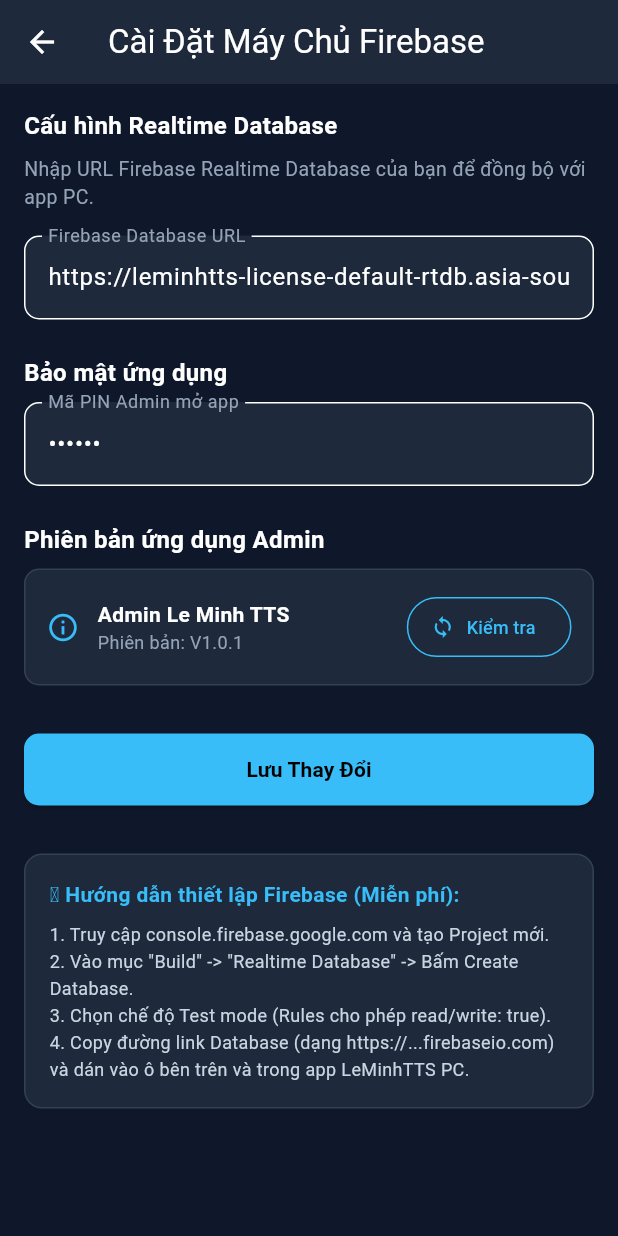
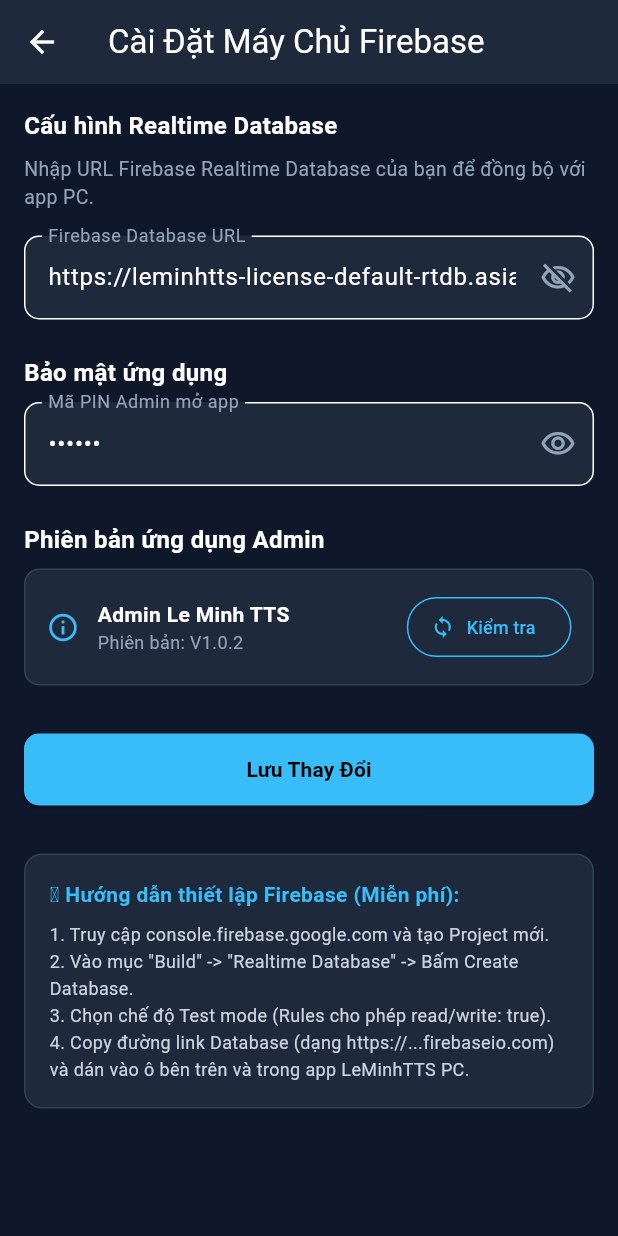
Before and after one commit to leminhvdm-app/LeMinhTTS-Admin, a Flutter app: the SettingsScreen screen opened directly, on a phone screen of 412 x 824 dp. Run offline on Flutter 3.47's test engine with Material 3 defaults, Android fonts, the phone set to English and light mode, and no system bars; our stand-ins replace shared_preferences; accounts and stored records are empty.

Commit message:
feat: add visibility toggle for Firebase URL and Admin PIN, bump version to 1.0.2+3

```diff
--- a/lib/screens/settings_screen.dart
+++ b/lib/screens/settings_screen.dart
@@ -16,6 +16,8 @@ class _SettingsScreenState extends State<SettingsScreen> {
   final _pinCtrl = TextEditingController();
   bool _isSaving = false;
   bool _isCheckingUpdate = false;
+  bool _obscureUrl = false;
+  bool _obscurePin = true;
 
   @override
   void initState() {
@@ -158,6 +160,7 @@ class _SettingsScreenState extends State<SettingsScreen> {
             const SizedBox(height: 16),
             TextField(
               controller: _urlCtrl,
+              obscureText: _obscureUrl,
               style: const TextStyle(color: Colors.white),
               decoration: InputDecoration(
                 labelText: 'Firebase Database URL',
@@ -167,6 +170,14 @@ class _SettingsScreenState extends State<SettingsScreen> {
                 filled: true,
                 fillColor: const Color(0xFF1E293B),
                 border: OutlineInputBorder(borderRadius: BorderRadius.circular(10)),
+                suffixIcon: IconButton(
+                  icon: Icon(
+                    _obscureUrl ? Icons.visibility_outlined : Icons.visibility_off_outlined,
+                    color: const Color(0xFF94A3B8),
+                  ),
+                  tooltip: _obscureUrl ? 'Hiện URL' : 'Ẩn URL',
+                  onPressed: () => setState(() => _obscureUrl = !_obscureUrl),
+                ),
               ),
             ),
             const SizedBox(height: 24),
@@ -178,7 +189,7 @@ class _SettingsScreenState extends State<SettingsScreen> {
             TextField(
               controller: _pinCtrl,
               keyboardType: TextInputType.number,
-              obscureText: true,
+              obscureText: _obscurePin,
               style: const TextStyle(color: Colors.white),
               decoration: InputDecoration(
                 labelText: 'Mã PIN Admin mở app',
@@ -186,6 +197,14 @@ class _SettingsScreenState extends State<SettingsScreen> {
                 filled: true,
                 fillColor: const Color(0xFF1E293B),
                 border: OutlineInputBorder(borderRadius: BorderRadius.circular(10)),
+                suffixIcon: IconButton(
+                  icon: Icon(
+                    _obscurePin ? Icons.visibility_outlined : Icons.visibility_off_outlined,
+                    color: const Color(0xFF94A3B8),
+                  ),
+                  tooltip: _obscurePin ? 'Hiện mã PIN' : 'Ẩn mã PIN',
+                  onPressed: () => setState(() => _obscurePin = !_obscurePin),
+                ),
               ),
             ),
             const SizedBox(height: 24),
--- a/lib/services/app_update_service.dart
+++ b/lib/services/app_update_service.dart
@@ -22,7 +22,7 @@ class AppUpdateInfo {
 }
 
 class AppUpdateService {
-  static const String currentVersion = '1.0.1';
+  static const String currentVersion = '1.0.2';
   static const String githubRepo = 'leminhvdm-app/LeMinhTTS-Admin';
   final FirebaseService _firebaseService = FirebaseService();
 
--- a/pubspec.yaml
+++ b/pubspec.yaml
@@ -16,7 +16,7 @@ publish_to: 'none' # Remove this line if you wish to publish to pub.dev
 # https://developer.apple.com/library/archive/documentation/General/Reference/InfoPlistKeyReference/Articles/CoreFoundationKeys.html
 # In Windows, build-name is used as the major, minor, and patch parts
 # of the product and file versions while build-number is used as the build suffix.
-version: 1.0.1+2
+version: 1.0.2+3
 
 environment:
   sdk: ^3.7.2
```
